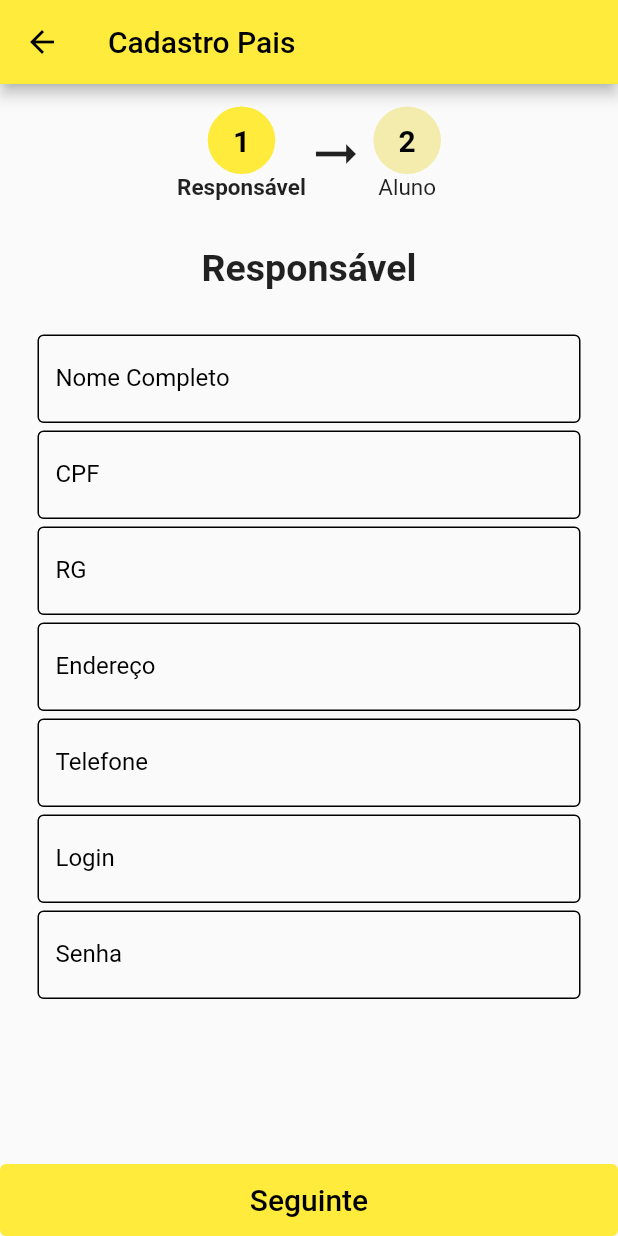
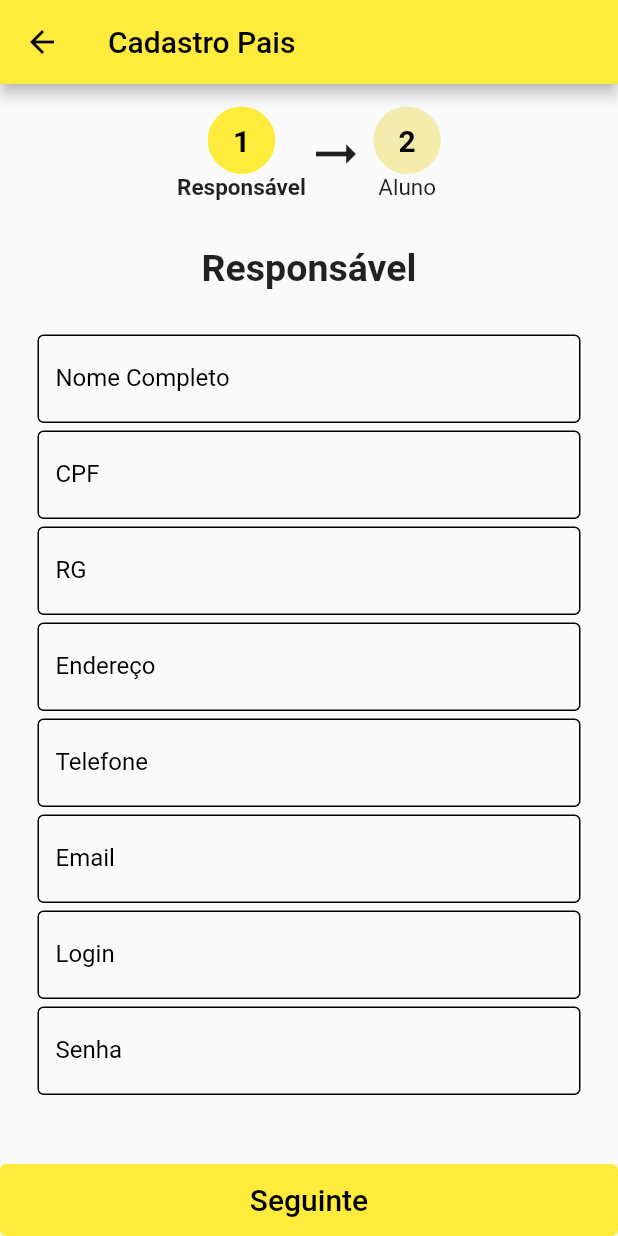
Before and after one commit to WillianLiduenha/take-my-child, a Flutter app: the cadastrar_pais screen opened by its route, on a phone screen of 412 x 824 dp. Run offline on Flutter 3.47's test engine with Material 2 defaults, Android fonts, the phone set to English and light mode, and no system bars; our stand-ins replace flutter_speed_dial, mask_text_input_formatter; missing offline and left inert: dart:html.

Commit message:
adicionando email

```diff
--- a/lib/models/shift.model.dart
+++ b/lib/models/shift.model.dart
@@ -5,9 +5,9 @@ class ShiftModel {
   int shift;
   int shift_status;
 
-  AbsentModel();
+  ShiftModel();
 
-  AbsentModel.fromJson(Map<String, dynamic> json) {
+  ShiftModel.fromJson(Map<String, dynamic> json) {
     id = json['uuid'];
     cod_aluno = json['aluno_codigo'];
     cod_driver = json['motorista_codigo'];
--- a/lib/models/user.model.dart
+++ b/lib/models/user.model.dart
@@ -8,6 +8,7 @@ class UserModel {
   String cpf;
   String rg;
   String telephone;
+  String email;
 
   /*UserModel({
     this.id,
@@ -29,6 +30,7 @@ class UserModel {
     cpf = json['cpf'];
     rg = json['rg'];
     telephone = json['telefone'];
+    email = json['email'];
   }
 
   Map<String, dynamic> toJson() {
@@ -38,7 +40,8 @@ class UserModel {
       "senha": password,
       "cpf": cpf,
       "rg": rg,
-      "telefone": telephone
+      "telefone": telephone,
+      "email": email
     };
   }
 }
--- a/lib/views/cadastrar_pais.dart
+++ b/lib/views/cadastrar_pais.dart
@@ -229,10 +229,10 @@ class _CadastrarPais extends State<cadastrar_pais> {
                             onSaved: (value) => _responsaveis.address = value,
                             validator: (value) =>
                                 value.isEmpty ? "Campo obrigatório" : null,
-                          ),
-                          SizedBox(
+                          ),SizedBox(
                             height: 5,
                           ),
+
                           TextFormField(
                             maxLength: 11,
                             cursorColor: Colors.black,
@@ -246,6 +246,24 @@ class _CadastrarPais extends State<cadastrar_pais> {
                             ),
                             onSaved: (value) =>
                                 _responsaveis.user.telephone = value,
+                            validator: (value) =>
+                                value.isEmpty ? "Campo obrigatório" : null,
+                          ),
+                          SizedBox(
+                            height: 5,
+                          ),
+                          TextFormField(
+                            maxLength: 50,
+                            cursorColor: Colors.black,
+                            keyboardType: TextInputType.text,
+                            decoration: InputDecoration(
+                              labelText: "Email",
+                              labelStyle: TextStyle(color: Colors.black),
+                              focusedBorder: OutlineInputBorder(),
+                              enabledBorder: OutlineInputBorder(),
+                              counterText: "",
+                            ),
+                            onSaved: (value) => _responsaveis.user.email = value,
                             validator: (value) =>
                                 value.isEmpty ? "Campo obrigatório" : null,
                           ),
```
Also changed, not shown: lib/views/editar_pais.dart (+24 -0 lines).
